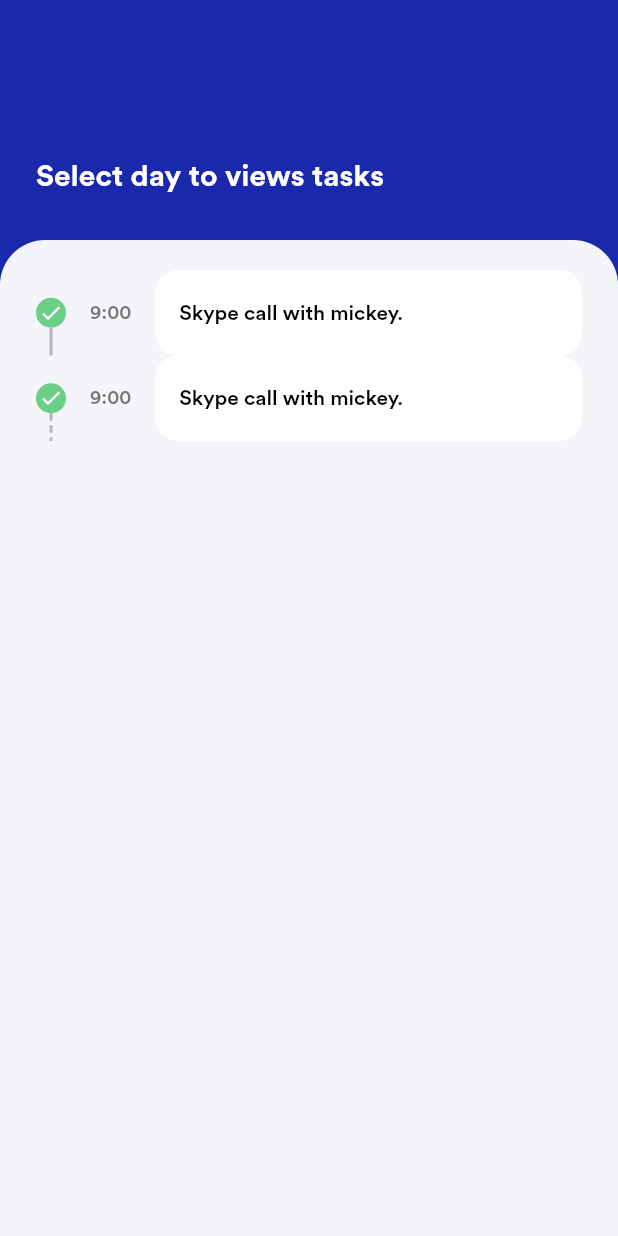
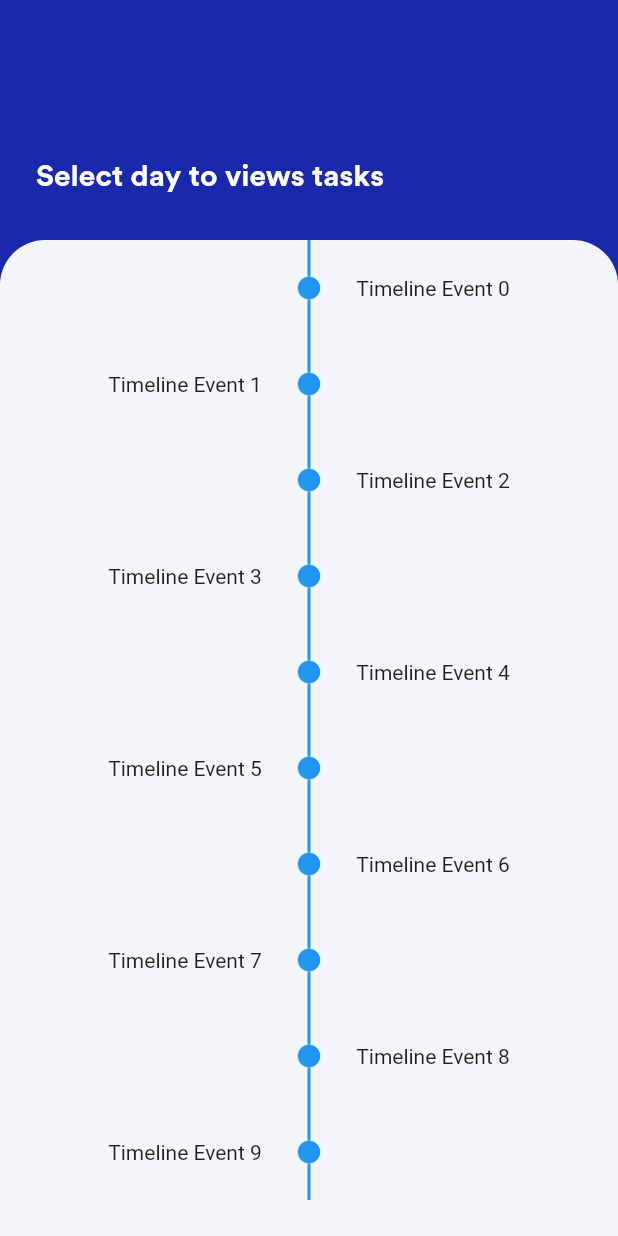
Before and after one commit to ijaspreetsinghh/Timely_Task_Manager, a Flutter app: the SecondTab screen opened directly, on a phone screen of 412 x 824 dp. Run offline on Flutter 3.47's test engine with Material 2 defaults, Android fonts, the phone set to English and light mode, and no system bars; drawn by our look-alikes of timelines; our stand-ins replace flutter_svg, font_awesome_flutter.

Commit message:
added timeline

```diff
--- a/lib/Screens/MainAppPages/secondTab.dart
+++ b/lib/Screens/MainAppPages/secondTab.dart
@@ -62,34 +62,15 @@ class _SecondTabState extends State<SecondTab> {
                 borderRadius: BorderRadius.only(
                     topLeft: Radius.circular(kBorderRadius * 2),
                     topRight: Radius.circular(kBorderRadius * 2))),
-            child: ListView(
-              padding: EdgeInsets.fromLTRB(
-                  kHPadding * 1.5, kVPadding * 2, kHPadding * 1.5, kVPadding),
-              children: [
-                TimelineTile(
-                  nodeAlign: TimelineNodeAlign.start,
-                  contents: TimeLineTaskBuilder(
-                    time: '9:00',
-                    taskName: 'Skype call with mickey.',
-                  ),
-                  node: MyTaskTimelineIconBuilder(
-                      color: kGreenColor,
-                      icon: Icons.check,
-                      lineType: SolidLine()),
+            child: Timeline.tileBuilder(
+              builder: TimelineTileBuilder.fromStyle(
+                contentsAlign: ContentsAlign.alternating,
+                contentsBuilder: (context, index) => Padding(
+                  padding: const EdgeInsets.all(24.0),
+                  child: Text('Timeline Event $index'),
                 ),
-                TimelineTile(
-                  nodeAlign: TimelineNodeAlign.start,
-                  contents: TimeLineTaskBuilder(
-                    time: '9:00',
-                    taskName: 'Skype call with mickey.',
-                  ),
-                  node: MyTaskTimelineIconBuilder(
-                    color: kGreenColor,
-                    icon: Icons.check,
-                    lineType: DashedLine(),
-                  ),
-                ),
-              ],
+                itemCount: 10,
+              ),
             ),
           ),
         ),
@@ -97,3 +78,15 @@ class _SecondTabState extends State<SecondTab> {
     );
   }
 }
+//TimelineTile(
+//                   nodeAlign: TimelineNodeAlign.start,
+//                   contents: TimeLineTaskBuilder(
+//                     time: '9:00',
+//                     taskName: 'Skype call with mickey.',
+//                   ),
+//                   node: MyTaskTimelineIconBuilder(
+//                     color: kGreenColor,
+//                     icon: Icons.check,
+//                     lineType: DashedLine(),
+//                   ),
+//                 ),
--- a/lib/components.dart
+++ b/lib/components.dart
@@ -327,7 +327,9 @@ class TimeLineTaskBuilder extends StatelessWidget {
 
   @override
   Widget build(BuildContext context) {
-    return Row(
+    return Container(
+      padding: EdgeInsets.symmetric(vertical: kVPadding),
+      child: Row(
         mainAxisAlignment: MainAxisAlignment.start,
         children: [
           SizedBox(
@@ -349,6 +351,7 @@ class TimeLineTaskBuilder extends StatelessWidget {
             ),
           ),
         ],
+      ),
     );
   }
 }
```
Lines whose indentation alone changed are shown as unchanged.
